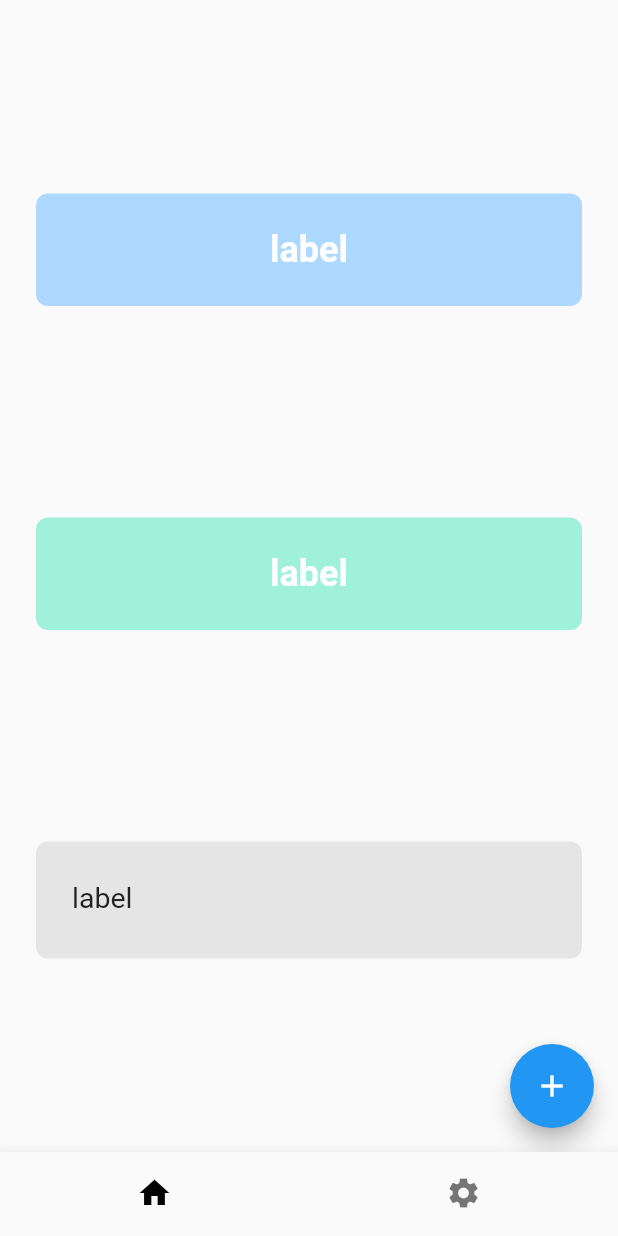
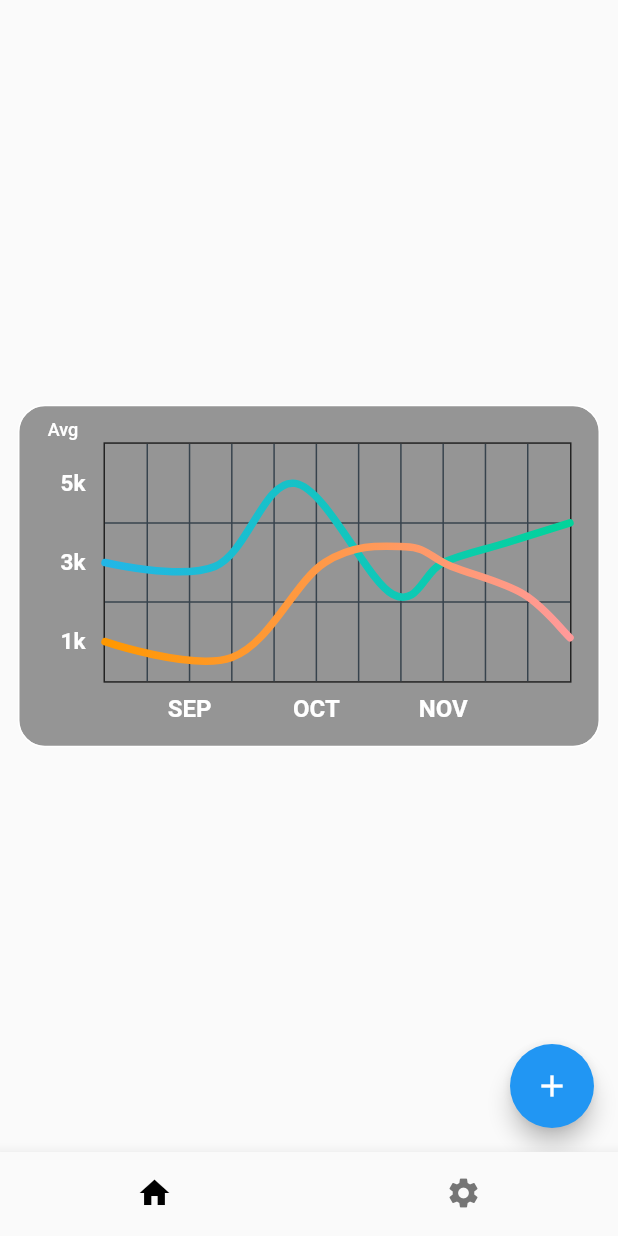
Before and after one commit to ProjektyStudenckie/fineance, a Flutter app: the HomePage screen opened by its route, on a phone screen of 412 x 824 dp. Run offline on Flutter 3.47's test engine with Material 2 defaults, Android fonts, the phone set to English and light mode, and no system bars; drawn by our look-alikes of fl_chart; our stand-ins replace auto_route, bloc, easy_localization, equatable, flutter_bloc, form_field_validator and 5 more; missing offline and left inert: crypt, fimber, quick_actions; accounts and stored records are empty.

Commit message:
Add chart.

```diff
--- a/lib/presentation/home/home_page.dart
+++ b/lib/presentation/home/home_page.dart
@@ -1,8 +1,8 @@
 import 'package:auto_route/auto_route.dart';
-import 'package:fineance/components/fineance_button.dart';
-import 'package:fineance/components/fineance_text_field.dart';
+import 'package:fineance/components/fineance_chart.dart';
 import 'package:fineance/routing/router.gr.dart';
 import 'package:fineance/style/colors.dart';
+import 'package:fl_chart/fl_chart.dart';
 import 'package:flutter/material.dart';
 
 class HomePage extends StatefulWidget {
@@ -11,6 +11,8 @@ class HomePage extends StatefulWidget {
 }
 
 class _HomePageState extends State<HomePage> {
+  bool showAvg = false;
+
   @override
   Widget build(BuildContext context) {
     return Scaffold(
@@ -21,24 +23,115 @@ class _HomePageState extends State<HomePage> {
         },
       ),
       body: Center(
-        child: Column(
-          mainAxisAlignment: MainAxisAlignment.spaceEvenly,
-          crossAxisAlignment: CrossAxisAlignment.center,
-          children: [
-            /// Example use of new components
-            FineanceButton(
-              onPressed: () {},
-              text: 'label',
-            ),
-            FineanceButton(
-              onPressed: () {},
-              text: 'label',
-              color: AppColors.green,
-            ),
-            const FineanceTextField(label: 'label'),
+          child:
+              _chartWithButton(Theme.of(context).brightness == Brightness.dark)),
+    );
+  }
+
+  Widget _chartWithButton(bool isDarkMode) => Padding(
+        padding: const EdgeInsets.symmetric(horizontal: 12.0),
+        child: Stack(
+          children: <Widget>[
+            _chart(isDarkMode),
+            _avgButton(),
           ],
         ),
-      ),
-    );
+      );
+
+  Widget _chart(bool isDarkMode) => AspectRatio(
+        aspectRatio: 1.70,
+        child: Container(
+          decoration: BoxDecoration(
+            border: Border.all(
+              color: isDarkMode ? AppColors.grey : AppColors.white,
+            ),
+            borderRadius: const BorderRadius.all(
+              Radius.circular(18),
+            ),
+            color: isDarkMode ? AppColors.darkGrey : AppColors.grey,
+          ),
+          child: Padding(
+            padding: const EdgeInsets.only(
+                right: 18.0, left: 12.0, top: 24, bottom: 12),
+            child: LineChart(
+              fineanceChart(
+                isDarkMode: isDarkMode,
+                sideTexts: ['1k', '3k', '5k'],
+                bottomTexts: ['SEP', 'OCT', 'NOV'],
+                earningSpots: _earningSpots(),
+                spendingSpots: _spendingSpots(),
+              ), // showAvg
+            ),
+          ),
+        ),
+      );
+
+  Widget _avgButton() => SizedBox(
+        width: 60,
+        height: 34,
+        child: TextButton(
+          onPressed: () {
+            setState(() {
+              showAvg = !showAvg;
+            });
+          },
+          child: Text(
+            'Avg',
+            style: TextStyle(
+              fontSize: 12,
+              color: showAvg ? Colors.white.withOpacity(0.5) : Colors.white,
+            ),
+          ),
+        ),
+      );
+
+  List<FlSpot> _earningSpots() {
+    // mock data
+    if (!showAvg) {
+      return const [
+        FlSpot(0, 3),
+        FlSpot(2.6, 2.9),
+        FlSpot(4.5, 5),
+        FlSpot(6.8, 2.2),
+        FlSpot(8, 3),
+        FlSpot(9.5, 3.5),
+        FlSpot(11, 4),
+      ];
+    }
+
+    return const [
+      FlSpot(0, 3.44),
+      FlSpot(2.6, 3.44),
+      FlSpot(4.9, 3.44),
+      FlSpot(6.8, 3.44),
+      FlSpot(8, 3.44),
+      FlSpot(9.5, 3.44),
+      FlSpot(11, 3.44),
+    ];
+  }
+
+  List<FlSpot> _spendingSpots() {
+    // mock data
+    if (!showAvg) {
+      return const [
+        FlSpot(0, 1),
+        FlSpot(3, 0.6),
+        FlSpot(5.2, 3),
+        FlSpot(7.1, 3.4),
+        FlSpot(8.2, 2.9),
+        FlSpot(9.9, 2.2),
+        FlSpot(11, 1.1),
+      ];
+    }
+
+    return const [
+      FlSpot(0, 2.1),
+      FlSpot(2.6, 2.1),
+      FlSpot(4.9, 2.1),
+      FlSpot(6.8, 2.1),
+      FlSpot(8, 2.1),
+      FlSpot(9.5, 2.1),
+      FlSpot(11, 2.1),
+    ];
   }
 }
--- a/pubspec.yaml
+++ b/pubspec.yaml
@@ -17,6 +17,7 @@ dependencies:
   easy_localization: 3.0.0
   equatable: 2.0.3
   fimber: 0.6.1
+  fl_chart: 0.40.2
   flutter:
     sdk: flutter
   flutter_bloc: 7.3.0
```
Also changed, not shown: lib/components/fineance_chart.dart (added, +126 -0 lines), pubspec.lock.
